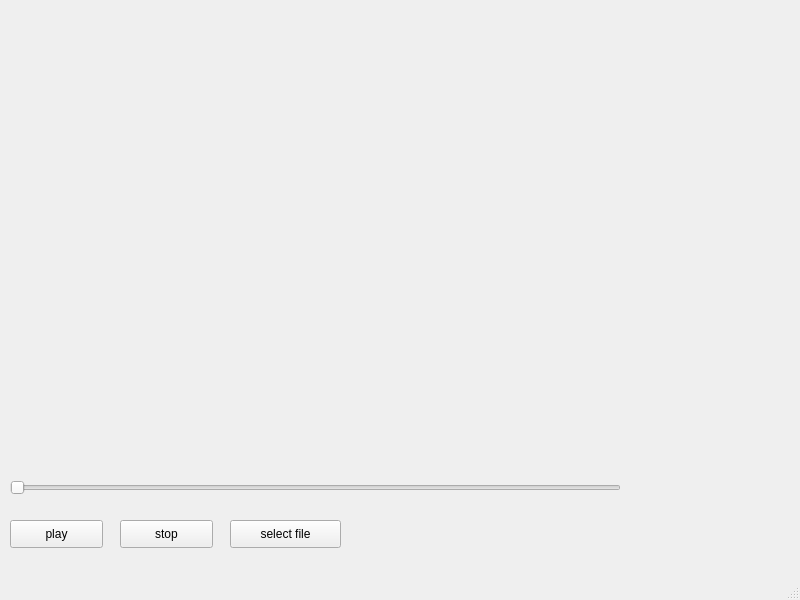
First picture: the form in playerdialog.ui, repository CPerdst/Player, before the edit.
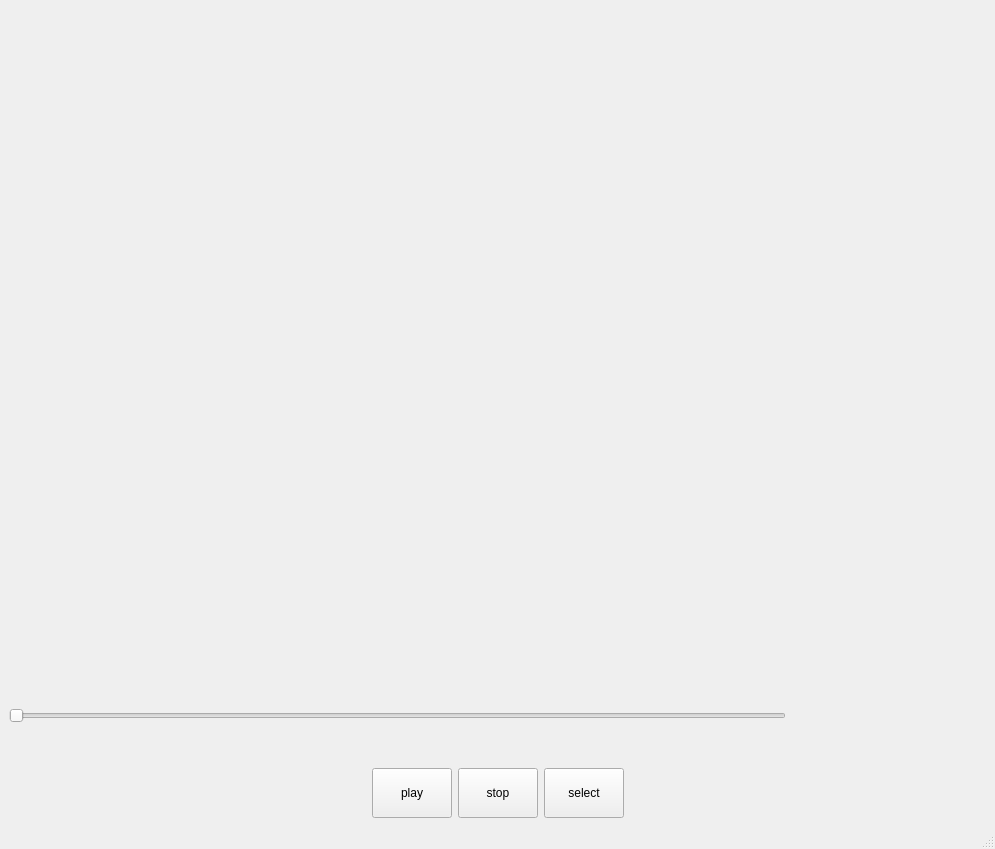
Second picture: the form after the edit.

Commit message: perf: 更新为弹性ui界面

```diff
--- a/playerdialog.ui
+++ b/playerdialog.ui
@@ -6,92 +6,179 @@
    <rect>
     <x>0</x>
     <y>0</y>
-    <width>800</width>
-    <height>600</height>
+    <width>995</width>
+    <height>849</height>
    </rect>
   </property>
+  <property name="minimumSize">
+   <size>
+    <width>0</width>
+    <height>0</height>
+   </size>
+  </property>
+  <property name="maximumSize">
+   <size>
+    <width>16777215</width>
+    <height>16777215</height>
+   </size>
+  </property>
   <property name="windowTitle">
    <string>PlayerDialog</string>
   </property>
   <widget class="QWidget" name="centralwidget">
+   <property name="maximumSize">
+    <size>
+     <width>16777215</width>
+     <height>16777215</height>
+    </size>
+   </property>
+   <layout class="QVBoxLayout" name="verticalLayout" stretch="7,1,1">
+    <item>
    <widget class="QLabel" name="lb_show">
-    <property name="geometry">
-     <rect>
-      <x>0</x>
-      <y>0</y>
-      <width>801</width>
-      <height>471</height>
-     </rect>
-    </property>
+      <property name="sizePolicy">
+       <sizepolicy hsizetype="Expanding" vsizetype="Expanding">
+        <horstretch>0</horstretch>
+        <verstretch>0</verstretch>
+       </sizepolicy>
+      </property>
+      <property name="maximumSize">
+       <size>
+        <width>16777215</width>
+        <height>16777215</height>
+       </size>
+      </property>
     <property name="text">
      <string/>
     </property>
    </widget>
+    </item>
+    <item>
+     <layout class="QHBoxLayout" name="horizontalLayout_2" stretch="8,2">
+      <item>
+       <widget class="QSlider" name="hslider_process">
+        <property name="sizePolicy">
+         <sizepolicy hsizetype="Preferred" vsizetype="Fixed">
+          <horstretch>0</horstretch>
+          <verstretch>0</verstretch>
+         </sizepolicy>
+        </property>
+        <property name="orientation">
+         <enum>Qt::Horizontal</enum>
+        </property>
+       </widget>
+      </item>
+      <item>
+       <widget class="QLabel" name="lb_time_show">
+        <property name="minimumSize">
+         <size>
+          <width>100</width>
+          <height>0</height>
+         </size>
+        </property>
+        <property name="text">
+         <string/>
+        </property>
+        <property name="alignment">
+         <set>Qt::AlignCenter</set>
+        </property>
+       </widget>
+      </item>
+     </layout>
+    </item>
+    <item>
+     <layout class="QHBoxLayout" name="horizontalLayout">
+      <item>
+       <spacer name="horizontalSpacer">
+        <property name="orientation">
+         <enum>Qt::Horizontal</enum>
+        </property>
+        <property name="sizeHint" stdset="0">
+         <size>
+          <width>40</width>
+          <height>20</height>
+         </size>
+        </property>
+       </spacer>
+      </item>
+      <item>
    <widget class="QPushButton" name="pb_play">
-    <property name="geometry">
-     <rect>
-      <x>10</x>
-      <y>520</y>
-      <width>93</width>
-      <height>28</height>
-     </rect>
+        <property name="sizePolicy">
+         <sizepolicy hsizetype="Minimum" vsizetype="Expanding">
+          <horstretch>0</horstretch>
+          <verstretch>0</verstretch>
+         </sizepolicy>
+        </property>
+        <property name="minimumSize">
+         <size>
+          <width>0</width>
+          <height>0</height>
+         </size>
+        </property>
+        <property name="maximumSize">
+         <size>
+          <width>16777215</width>
+          <height>50</height>
+         </size>
     </property>
     <property name="text">
      <string>play</string>
     </property>
    </widget>
+      </item>
+      <item>
    <widget class="QPushButton" name="pb_stop">
-    <property name="geometry">
-     <rect>
-      <x>120</x>
-      <y>520</y>
-      <width>93</width>
-      <height>28</height>
-     </rect>
+        <property name="sizePolicy">
+         <sizepolicy hsizetype="Minimum" vsizetype="Expanding">
+          <horstretch>0</horstretch>
+          <verstretch>0</verstretch>
+         </sizepolicy>
+        </property>
+        <property name="maximumSize">
+         <size>
+          <width>16777215</width>
+          <height>50</height>
+         </size>
     </property>
     <property name="text">
      <string>stop</string>
     </property>
    </widget>
+      </item>
+      <item>
    <widget class="QPushButton" name="pb_select">
-    <property name="geometry">
-     <rect>
-      <x>230</x>
-      <y>520</y>
-      <width>111</width>
-      <height>28</height>
-     </rect>
+        <property name="sizePolicy">
+         <sizepolicy hsizetype="Minimum" vsizetype="Expanding">
+          <horstretch>0</horstretch>
+          <verstretch>0</verstretch>
+         </sizepolicy>
+        </property>
+        <property name="maximumSize">
+         <size>
+          <width>16777215</width>
+          <height>50</height>
+         </size>
     </property>
     <property name="text">
-     <string>select file</string>
-    </property>
-   </widget>
-   <widget class="QSlider" name="hslider_process">
-    <property name="geometry">
-     <rect>
-      <x>10</x>
-      <y>480</y>
-      <width>611</width>
-      <height>16</height>
-     </rect>
-    </property>
+         <string>select</string>
+        </property>
+       </widget>
+      </item>
+      <item>
+       <spacer name="horizontalSpacer_2">
     <property name="orientation">
      <enum>Qt::Horizontal</enum>
     </property>
-   </widget>
-   <widget class="QLabel" name="lb_time_show">
-    <property name="geometry">
-     <rect>
-      <x>630</x>
-      <y>480</y>
-      <width>101</width>
-      <height>16</height>
-     </rect>
-    </property>
-    <property name="text">
-     <string/>
-    </property>
-   </widget>
+        <property name="sizeHint" stdset="0">
+         <size>
+          <width>40</width>
+          <height>20</height>
+         </size>
+        </property>
+       </spacer>
+      </item>
+     </layout>
+    </item>
+   </layout>
   </widget>
   <widget class="QMenuBar" name="menubar">
    <property name="geometry">
```
Left out of the diff: 4 changed lines with no effect on the pictures. Lines whose indentation alone changed are shown as unchanged. The commit also changes 2 other files.
